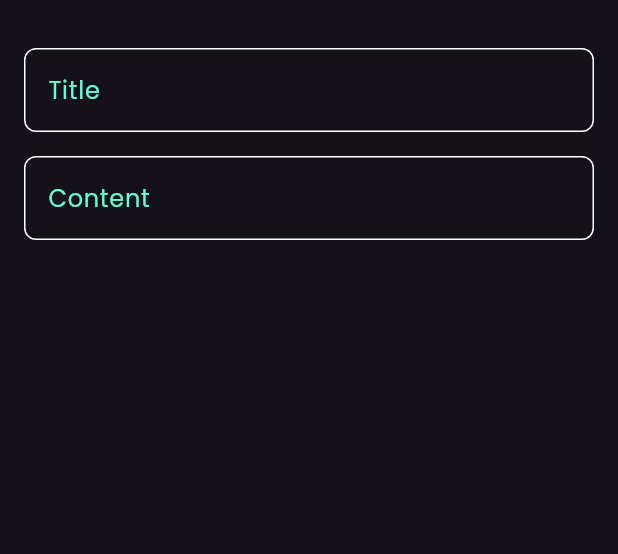
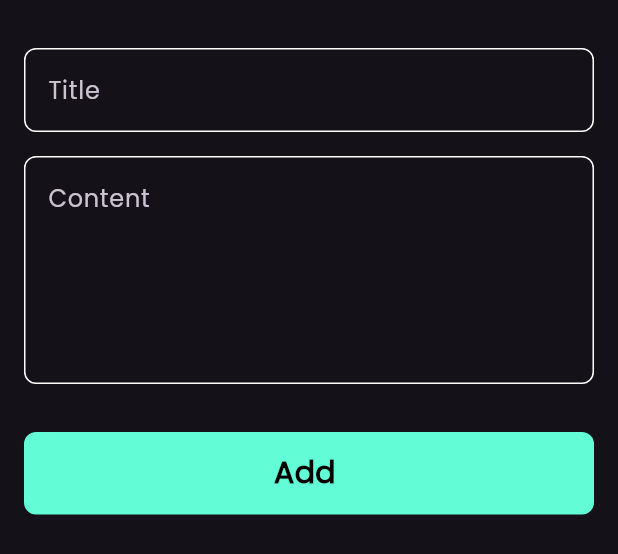
Before and after one commit to Sari618/notes_app, a Flutter app: the AddNoteButtonSheet widget shown alone on an empty page, opened directly, on a phone screen of 412 x 824 dp. Shown: the top 554 px of the screen. Run offline on Flutter 3.47's test engine with Material 3 defaults, Android fonts, the phone set to English and light mode, and no system bars; our stand-ins replace font_awesome_flutter.

Commit message:
created(custombutton,textfield and Editnotview)and addedtoButtonSheet

```diff
--- a/lib/view/widgets/add_note_buttonsheet.dart
+++ b/lib/view/widgets/add_note_buttonsheet.dart
@@ -1,4 +1,5 @@
 import 'package:flutter/material.dart';
+import 'package:notes_app/view/widgets/customButton.dart';
 import 'package:notes_app/view/widgets/custom_textfield.dart';
 
 class AddNoteButtonSheet extends StatelessWidget {
@@ -7,20 +8,32 @@ class AddNoteButtonSheet extends StatelessWidget {
   @override
   Widget build(BuildContext context) {
     return const Padding(
-      padding: EdgeInsets.symmetric(horizontal:16),
+      padding: EdgeInsets.symmetric(horizontal: 16),
+      child: SingleChildScrollView(
         child: Column(
           children: [
             SizedBox(
               height: 32,
             ),
-          CustomTextField(hint: 'Title',
-
+            CustomTextField(
+              hint: 'Title',
             ),
-          SizedBox(height: 16,)
-,          CustomTextField(hint: 'Content',
+            SizedBox(
+              height: 16,
+            ),
+            CustomTextField(
+              hint: 'Content',
               maxLines: 5,
             ),
+            SizedBox(
+              height: 32,
+            ),
+            CustomButton(),
+            SizedBox(
+              height: 16,
+            ),
           ],
+        ),
       ),
     );
   }
--- /dev/null
+++ b/lib/view/widgets/customButton.dart
@@ -0,0 +1,28 @@
+
+import 'package:flutter/material.dart';
+import 'package:notes_app/constance.dart';
+
+class CustomButton extends StatelessWidget {
+  const CustomButton({super.key});
+
+  @override
+  Widget build(BuildContext context) {
+    return Container(
+      width:MediaQuery.of(context).size.width,
+      height: 55,
+      decoration:  BoxDecoration(
+        color: kPrimaryColor,
+        borderRadius:BorderRadius.circular(8),
+      ),
+      child:
+      const Center(
+        child:
+        Text('Add ',style: TextStyle(
+          color: Colors.black,fontSize: 20,
+          fontWeight: FontWeight.bold,
+        ),),
+      ),
+
+    );
+  }
+}
--- a/lib/view/widgets/custom_textfield.dart
+++ b/lib/view/widgets/custom_textfield.dart
@@ -10,14 +10,15 @@ class CustomTextField extends StatelessWidget {
   Widget build(BuildContext context) {
     return TextField(
       cursorColor:kPrimaryColor ,
+      maxLines: maxLines,
       decoration: InputDecoration(
         hintText: hint,
-        hintMaxLines: maxLines,
-        hintStyle:const TextStyle(color: kPrimaryColor),
+      // hintStyle:const TextStyle(color: kPrimaryColor),
         border: buildBorder(),
         enabledBorder:buildBorder(),
         focusedBorder: buildBorder(
           const Color(0xff62FCD7),
+
         ),
       ),
 
```
Lines whose indentation alone changed are shown as unchanged.
